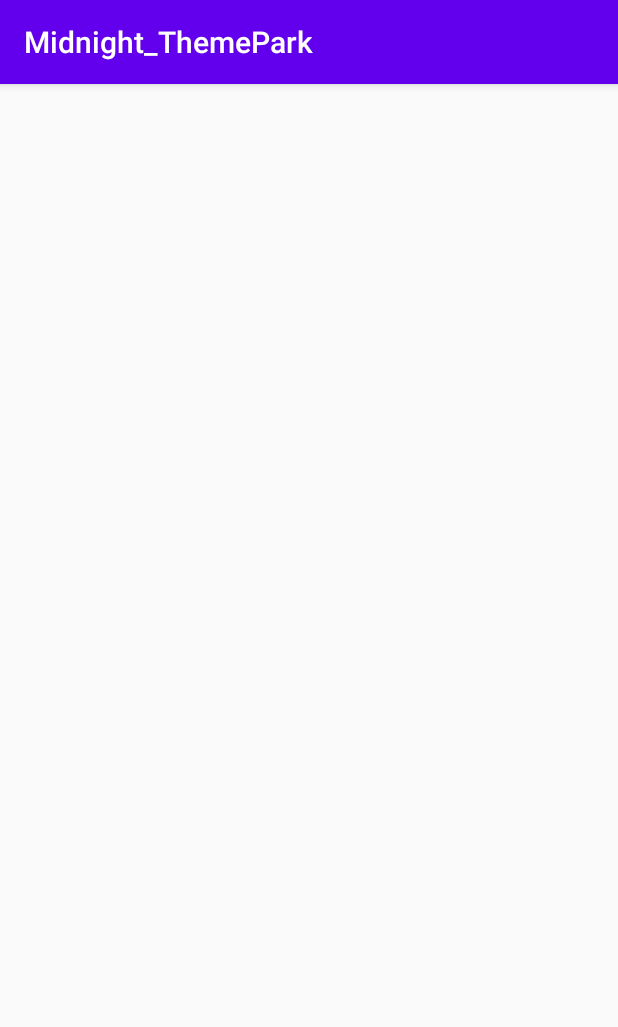
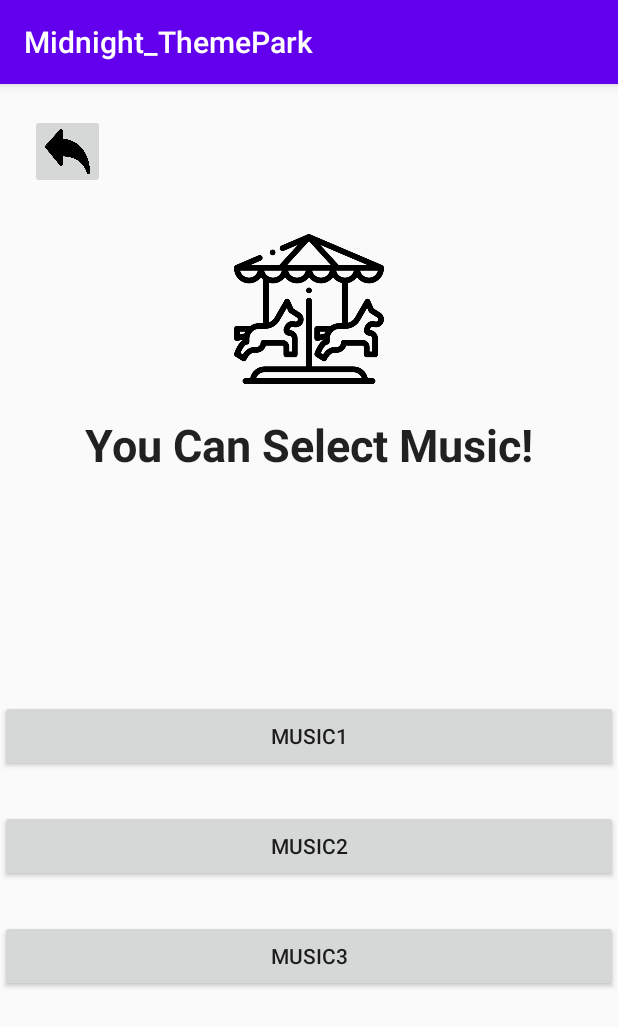
Before and after one commit to cheolyeing/CNS-ThemePark, an Android app: the ControlMusicActivity screen opened directly, with no data from a screen before it, on a phone screen of 412 x 824 dp. Shown: the top 1027 px of the screen. Run offline under Robolectric (Android 15) with nearby library versions, the phone set to English and light mode, and no system bars.

Commit message:
Create Prototype v1.0

```diff
--- a/app/src/main/java/com/example/midnight_themepark/ControlMoveActivity.kt
+++ b/app/src/main/java/com/example/midnight_themepark/ControlMoveActivity.kt
@@ -1,11 +1,19 @@
 package com.example.midnight_themepark
 
+import android.content.Intent
 import androidx.appcompat.app.AppCompatActivity
 import android.os.Bundle
+import android.widget.ImageButton
 
 class ControlMoveActivity : AppCompatActivity() {
     override fun onCreate(savedInstanceState: Bundle?) {
         super.onCreate(savedInstanceState)
-        setContentView(R.layout.activity_control_move)
+        setContentView(R.layout.activity_controlmove)
+
+        val returnBtn : ImageButton = findViewById(R.id.returnBtn)
+        returnBtn.setOnClickListener {
+            val intentReturn = Intent(this, HomeActivity::class.java)
+            startActivity(intentReturn)
+        }
     }
 }
--- a/app/src/main/java/com/example/midnight_themepark/ControlMusicActivity.kt
+++ b/app/src/main/java/com/example/midnight_themepark/ControlMusicActivity.kt
@@ -1,5 +1,6 @@
 package com.example.midnight_themepark
 
+import android.content.Intent
 import android.graphics.Color
 import androidx.appcompat.app.AppCompatActivity
 import android.os.Bundle
@@ -12,5 +13,11 @@ class ControlMusicActivity : AppCompatActivity() {
     override fun onCreate(savedInstanceState: Bundle?) {
         super.onCreate(savedInstanceState)
         setContentView(R.layout.activity_control_music)
+
+        val returnBtn : ImageButton = findViewById(R.id.returnBtn)
+        returnBtn.setOnClickListener {
+            val intentReturn = Intent(this, HomeActivity::class.java)
+            startActivity(intentReturn)
+        }
     }
 }
--- a/app/src/main/java/com/example/midnight_themepark/HomeActivity.kt
+++ b/app/src/main/java/com/example/midnight_themepark/HomeActivity.kt
@@ -11,7 +11,7 @@ class HomeActivity : AppCompatActivity() {
         super.onCreate(savedInstanceState)
         setContentView(R.layout.activity_home)
 
-        val logoutBtn : ImageButton = findViewById(R.id.logoutBtn)
+        val logoutBtn : ImageButton = findViewById(R.id.returnBtn)
         logoutBtn.setOnClickListener {
             val intentLogout : Intent = Intent(this, MainActivity::class.java)
             startActivity(intentLogout)
@@ -23,7 +23,7 @@ class HomeActivity : AppCompatActivity() {
             startActivity(intentMove)
         }
 
-        val ctrlMusicBtn : Button = findViewById(R.id.ctrlMoveBtn)
+        val ctrlMusicBtn : Button = findViewById(R.id.ctrlMusicBtn)
         ctrlMusicBtn.setOnClickListener{
             val intentMusic : Intent = Intent(this, ControlMusicActivity::class.java)
             startActivity(intentMusic)
--- a/app/src/main/java/com/example/midnight_themepark/MainActivity.kt
+++ b/app/src/main/java/com/example/midnight_themepark/MainActivity.kt
@@ -4,10 +4,8 @@ import android.content.Intent
 import android.graphics.Color
 import androidx.appcompat.app.AppCompatActivity
 import android.os.Bundle
-import android.view.View
 import android.widget.*
 import androidx.appcompat.app.AlertDialog
-import androidx.core.content.ContextCompat
 
 class MainActivity : AppCompatActivity() {
     override fun onCreate(savedInstanceState: Bundle?) {
--- a/app/src/main/res/layout/activity_control_music.xml
+++ b/app/src/main/res/layout/activity_control_music.xml
@@ -1,6 +1,76 @@
 <?xml version="1.0" encoding="utf-8"?>
 <androidx.constraintlayout.widget.ConstraintLayout
-    xmlns:android="http://schemas.android.com/apk/res/android" android:layout_width="match_parent"
+    xmlns:android="http://schemas.android.com/apk/res/android"
+    xmlns:app="http://schemas.android.com/apk/res-auto"
+    xmlns:tools="http://schemas.android.com/tools"
+    android:layout_width="match_parent"
     android:layout_height="match_parent">
 
+    <TextView
+        android:id="@+id/detail"
+        android:layout_width="wrap_content"
+        android:layout_height="wrap_content"
+        android:layout_marginTop="20dp"
+        android:text="@string/detail2"
+        android:textAppearance="@style/TextAppearance.AppCompat.Body1"
+        android:textSize="30sp"
+        android:textStyle="bold"
+        app:layout_constraintEnd_toEndOf="parent"
+        app:layout_constraintStart_toStartOf="parent"
+        app:layout_constraintTop_toBottomOf="@+id/mainImg" />
+
+    <ImageView
+        android:id="@+id/mainImg"
+        tools:srcCompat="@drawable/main"
+        android:layout_width="100dp"
+        android:layout_height="100dp"
+        android:layout_marginTop="100dp"
+        android:contentDescription="@string/imgErr"
+        app:layout_constraintEnd_toEndOf="parent"
+        app:layout_constraintStart_toStartOf="parent"
+        app:layout_constraintTop_toTopOf="parent"
+        app:srcCompat="@drawable/main" />
+
+    <ImageButton
+        android:id="@+id/returnBtn"
+        android:layout_width="50dp"
+        android:layout_height="50dp"
+        android:layout_marginStart="20dp"
+        android:layout_marginLeft="20dp"
+        android:layout_marginTop="20dp"
+        android:contentDescription="@string/imgErr"
+        android:scaleType="centerCrop"
+        app:layout_constraintStart_toStartOf="parent"
+        app:layout_constraintTop_toTopOf="parent"
+        app:srcCompat="@drawable/back" />
+
+    <Button
+        android:id="@+id/music1"
+        android:layout_width="match_parent"
+        android:layout_height="wrap_content"
+        android:layout_marginTop="150dp"
+        android:text="music1"
+        app:layout_constraintEnd_toEndOf="parent"
+        app:layout_constraintStart_toStartOf="parent"
+        app:layout_constraintTop_toBottomOf="@+id/detail" />
+
+    <Button
+        android:id="@+id/music2"
+        android:layout_width="match_parent"
+        android:layout_height="wrap_content"
+        android:layout_marginTop="25dp"
+        android:text="music2"
+        app:layout_constraintEnd_toEndOf="parent"
+        app:layout_constraintStart_toStartOf="parent"
+        app:layout_constraintTop_toBottomOf="@+id/music1" />
+
+    <Button
+        android:id="@+id/music3"
+        android:layout_width="match_parent"
+        android:layout_height="wrap_content"
+        android:layout_marginTop="25dp"
+        android:text="music3"
+        app:layout_constraintEnd_toEndOf="parent"
+        app:layout_constraintStart_toStartOf="parent"
+        app:layout_constraintTop_toBottomOf="@+id/music2" />
 </androidx.constraintlayout.widget.ConstraintLayout>
--- a/app/src/main/res/layout/activity_control_move.xml
+++ b/app/src/main/res/layout/activity_controlmove.xml
@@ -2,7 +2,6 @@
 <androidx.constraintlayout.widget.ConstraintLayout xmlns:android="http://schemas.android.com/apk/res/android"
     xmlns:app="http://schemas.android.com/apk/res-auto"
     xmlns:tools="http://schemas.android.com/tools"
-    android:id="@+id/fast"
     android:layout_width="match_parent"
     android:layout_height="match_parent">
 
@@ -10,7 +9,7 @@
         android:id="@+id/detail"
         android:layout_width="wrap_content"
         android:layout_height="wrap_content"
-        android:layout_marginTop="50dp"
+        android:layout_marginTop="20dp"
         android:text="@string/detail1"
         android:textAppearance="@style/TextAppearance.AppCompat.Body1"
         android:textSize="30sp"
@@ -32,7 +31,7 @@
         tools:srcCompat="@drawable/main" />
 
     <ImageButton
-        android:id="@+id/logoutBtn"
+        android:id="@+id/returnBtn"
         android:layout_width="50dp"
         android:layout_height="50dp"
         android:layout_marginStart="20dp"
@@ -121,7 +120,7 @@
         app:layout_constraintStart_toStartOf="parent" />
 
     <Button
-        android:id="@+id/button7"
+        android:id="@+id/fast"
         android:layout_width="wrap_content"
         android:layout_height="wrap_content"
         android:layout_marginEnd="20dp"
--- a/app/src/main/res/layout/activity_home.xml
+++ b/app/src/main/res/layout/activity_home.xml
@@ -22,11 +22,11 @@
         android:id="@+id/welcome"
         android:layout_width="wrap_content"
         android:layout_height="wrap_content"
-        android:layout_marginTop="50dp"
+        android:layout_marginTop="20dp"
         android:text="@string/welcome"
+        android:textAppearance="@style/TextAppearance.AppCompat.Body1"
+        android:textSize="30sp"
         android:textStyle="bold"
-        android:textSize="30sp"
-        android:textAppearance="@style/TextAppearance.AppCompat.Body1"
         app:layout_constraintEnd_toEndOf="parent"
         app:layout_constraintStart_toStartOf="parent"
         app:layout_constraintTop_toBottomOf="@+id/mainImg" />
@@ -52,7 +52,7 @@
         app:layout_constraintTop_toBottomOf="@+id/ctrlMoveBtn" />
 
     <ImageButton
-        android:id="@+id/logoutBtn"
+        android:id="@+id/returnBtn"
         android:layout_width="50dp"
         android:layout_height="50dp"
         android:layout_marginTop="20dp"
```
